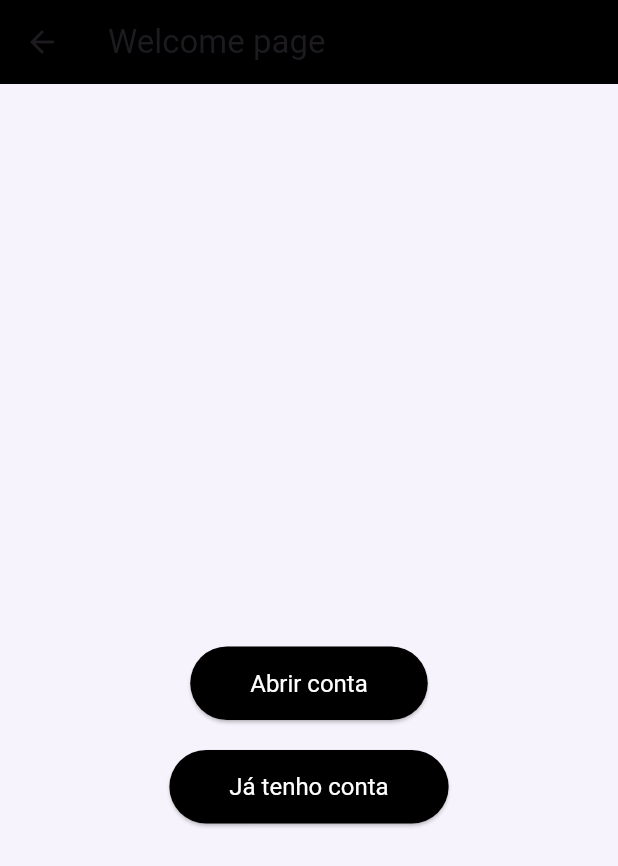
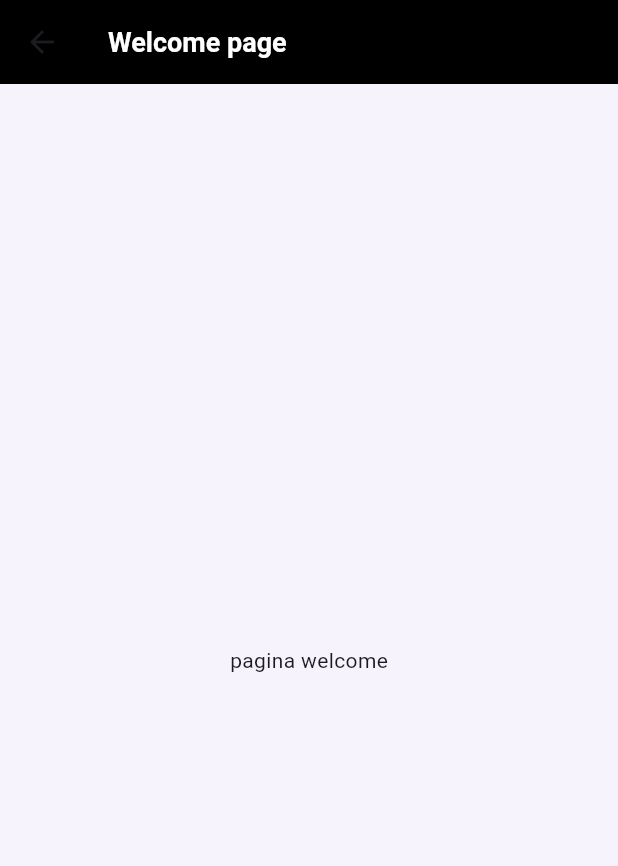
Before and after one commit to CarolBastos/tech_challenge_fase3, a Flutter app: the WelcomeScreen screen opened by its route, on a phone screen of 412 x 824 dp. Shown: the top 866 px of the screen. Run offline on Flutter 3.47's test engine with Material 3 defaults, Android fonts, the phone set to English and light mode, and no system bars; our stand-ins replace firebase_auth, firebase_core; accounts and stored records are empty.

Commit message:
ajustando welcome

```diff
--- a/lib/screens/welcome_screen.dart
+++ b/lib/screens/welcome_screen.dart
@@ -12,22 +12,19 @@ class WelcomeScreen extends StatefulWidget {
 }
 
 class _WelcomeScreenState extends State<WelcomeScreen> {
-  void _showAuthModal(BuildContext context, Widget loginScreen) {
-    showDialog(
-      context: context,
-      barrierDismissible: true,
-      builder: (BuildContext context) {
-        return SingleChildScrollView(child: loginScreen);
-      },
-    );
-  }
-
   @override
   Widget build(BuildContext context) {
     return Scaffold(
       appBar: AppBar(
         backgroundColor: AppColors.black,
-        title: const Text('Welcome page'),
+        title: const Text(
+          'Welcome page',
+          style: TextStyle(
+            fontSize: 18,
+            fontWeight: FontWeight.bold,
+            color: AppColors.white,
+          ),
+        ),
       ),
       backgroundColor: const Color(0xFFF7F3FC),
       body: Padding(
@@ -36,36 +33,7 @@ class _WelcomeScreenState extends State<WelcomeScreen> {
           child: SingleChildScrollView(
             child: Column(
               crossAxisAlignment: CrossAxisAlignment.center,
-              children: <Widget>[
-                const SizedBox(height: 100),
-                ElevatedButton(
-                  onPressed: () => {},
-                  style: ElevatedButton.styleFrom(
-                    backgroundColor: AppColors.black,
-                    foregroundColor: AppColors.white,
-                    padding: const EdgeInsets.symmetric(
-                      vertical: 15,
-                      horizontal: 40,
-                    ),
-                    textStyle: const TextStyle(fontSize: 16),
-                  ),
-                  child: const Text('Abrir conta'),
-                ),
-                const SizedBox(height: 20),
-                ElevatedButton(
-                  onPressed: () => {},
-                  style: ElevatedButton.styleFrom(
-                    backgroundColor: Colors.black,
-                    foregroundColor: Colors.white,
-                    padding: const EdgeInsets.symmetric(
-                      vertical: 15,
-                      horizontal: 40,
-                    ),
-                    textStyle: const TextStyle(fontSize: 16),
-                  ),
-                  child: const Text('Já tenho conta'),
-                ),
-              ],
+              children: <Widget>[const Text("pagina welcome")],
             ),
           ),
         ),
```
